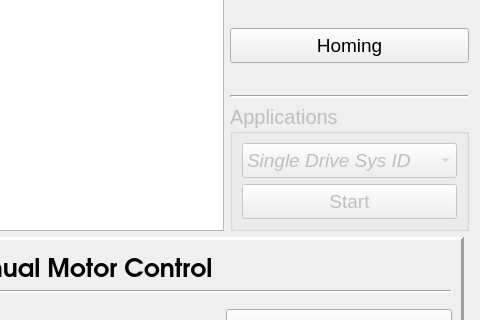
IRMA-LAB/cable_robot, file widgets/main_gui.ui: the form before one commit; both pictures show x 392 to 872 and y 227 to 547 of the 872 by 946 pixel window.
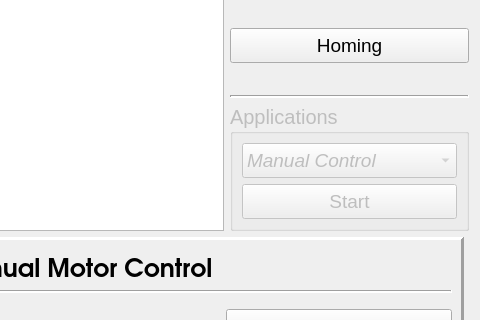
The form after the commit. Icons and pictures are not drawn.

The edit to the form file:
```diff
--- a/widgets/main_gui.ui
+++ b/widgets/main_gui.ui
@@ -379,11 +379,6 @@
             <property name="sizeAdjustPolicy">
              <enum>QComboBox::AdjustToContents</enum>
             </property>
-            <item>
-             <property name="text">
-              <string>Single Drive Sys ID</string>
-             </property>
-            </item>
             <item>
              <property name="text">
               <string>Manual Control</string>
```
Left out of the diff: 2 changed lines with no effect on the pictures.
